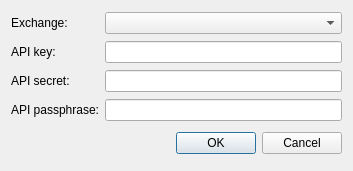
This is sources/FrontEnd/Lib/SourcePropertiesDialog.ui in alimogh/trdk as Qt 5 draws it before an edit. The edited form follows.
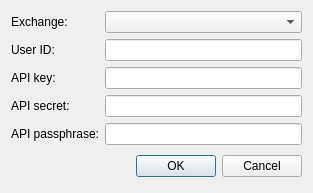
This is the edited form.

Commit message: Fixed exchange parameters errors.

Patch:
```diff
--- a/sources/FrontEnd/Lib/SourcePropertiesDialog.ui
+++ b/sources/FrontEnd/Lib/SourcePropertiesDialog.ui
@@ -6,24 +6,14 @@
    <rect>
     <x>0</x>
     <y>0</y>
-    <width>353</width>
-    <height>171</height>
+    <width>313</width>
+    <height>181</height>
    </rect>
   </property>
   <property name="windowTitle">
    <string>Source Properties</string>
   </property>
-  <layout class="QGridLayout" name="gridLayout" columnstretch="0,0">
-   <item row="1" column="0">
-    <widget class="QLabel" name="apiKeyLabel">
-     <property name="text">
-      <string>API key:</string>
-     </property>
-    </widget>
-   </item>
-   <item row="1" column="1">
-    <widget class="QLineEdit" name="apiKey"/>
-   </item>
+  <layout class="QGridLayout" name="gridLayout">
    <item row="0" column="0">
     <widget class="QLabel" name="exchangeLabel">
      <property name="text">
@@ -31,38 +21,58 @@
      </property>
     </widget>
    </item>
-   <item row="3" column="1">
-    <widget class="QLineEdit" name="apiPassphrase">
-     <property name="echoMode">
-      <enum>QLineEdit::Password</enum>
+   <item row="0" column="1">
+    <widget class="QComboBox" name="exchange"/>
+   </item>
+   <item row="1" column="0">
+    <widget class="QLabel" name="userIdLabel">
+     <property name="text">
+      <string>User ID:</string>
      </property>
     </widget>
    </item>
+   <item row="1" column="1">
+    <widget class="QLineEdit" name="userId"/>
+   </item>
    <item row="2" column="0">
+    <widget class="QLabel" name="apiKeyLabel">
+     <property name="text">
+      <string>API key:</string>
+     </property>
+    </widget>
+   </item>
+   <item row="2" column="1">
+    <widget class="QLineEdit" name="apiKey"/>
+   </item>
+   <item row="3" column="0">
     <widget class="QLabel" name="apiSecretLabel">
      <property name="text">
       <string>API secret:</string>
      </property>
     </widget>
    </item>
-   <item row="3" column="0">
+   <item row="3" column="1">
+    <widget class="QLineEdit" name="apiSecret">
+     <property name="echoMode">
+      <enum>QLineEdit::Password</enum>
+     </property>
+    </widget>
+   </item>
+   <item row="4" column="0">
     <widget class="QLabel" name="apiPassphraseLabel">
      <property name="text">
       <string>API passphrase:</string>
      </property>
     </widget>
    </item>
-   <item row="2" column="1">
-    <widget class="QLineEdit" name="apiSecret">
+   <item row="4" column="1">
+    <widget class="QLineEdit" name="apiPassphrase">
      <property name="echoMode">
       <enum>QLineEdit::Password</enum>
      </property>
     </widget>
    </item>
-   <item row="0" column="1">
-    <widget class="QComboBox" name="exchange"/>
-   </item>
-   <item row="4" column="0" colspan="2">
+   <item row="5" column="0" colspan="2">
     <layout class="QHBoxLayout">
      <property name="spacing">
       <number>6</number>
```
The commit also changes 6 other files.
